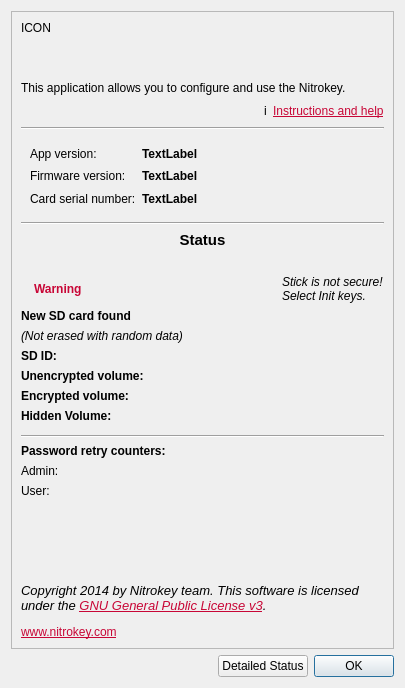
Qt form ui/aboutdialog.ui (Nitrokey/nitrokey-app) before a commit.
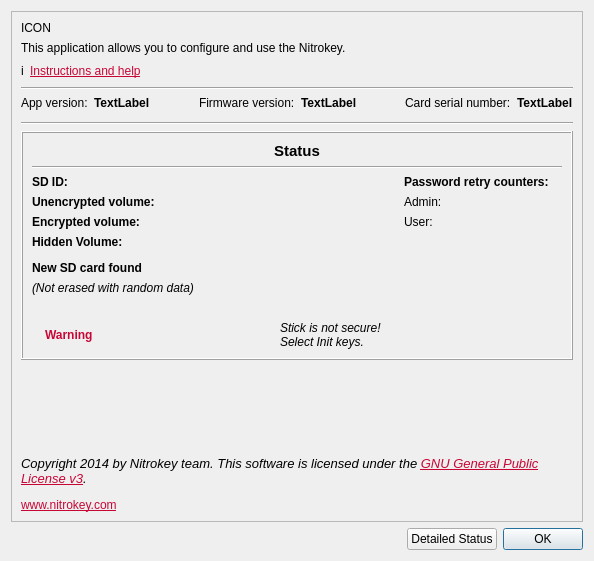
The same form after that commit. Icons and pictures are not drawn.

Commit message: about dialog final

Patch:
```diff
--- a/ui/aboutdialog.ui
+++ b/ui/aboutdialog.ui
@@ -6,8 +6,8 @@
    <rect>
     <x>0</x>
     <y>0</y>
-    <width>405</width>
-    <height>688</height>
+    <width>594</width>
+    <height>561</height>
    </rect>
   </property>
   <property name="sizePolicy">
@@ -29,10 +29,7 @@
   <property name="autoFillBackground">
    <bool>false</bool>
   </property>
-  <layout class="QVBoxLayout" name="verticalLayout_8">
-   <property name="sizeConstraint">
-    <enum>QLayout::SetMinimumSize</enum>
-   </property>
+  <layout class="QVBoxLayout" name="verticalLayout_2">
    <item>
     <widget class="QFrame" name="frame">
      <property name="sizePolicy">
@@ -64,7 +61,7 @@
         <item>
          <widget class="QLabel" name="label_7">
           <property name="text">
-           <string>&lt;html&gt;&lt;head/&gt;&lt;body&gt;&lt;p&gt;&lt;br/&gt;&lt;/p&gt;&lt;p&gt;This application allows you to configure and use the Nitrokey.&lt;/p&gt;&lt;/body&gt;&lt;/html&gt;</string>
+           <string>&lt;html&gt;&lt;head/&gt;&lt;body&gt;&lt;p&gt;This application allows you to configure and use the Nitrokey.&lt;/p&gt;&lt;/body&gt;&lt;/html&gt;</string>
           </property>
           <property name="alignment">
            <set>Qt::AlignLeading|Qt::AlignLeft|Qt::AlignTop</set>
@@ -76,19 +73,6 @@
         </item>
         <item>
          <layout class="QHBoxLayout" name="horizontalLayout_5">
-          <item>
-           <spacer name="horizontalSpacer_3">
-            <property name="orientation">
-             <enum>Qt::Horizontal</enum>
-            </property>
-            <property name="sizeHint" stdset="0">
-             <size>
-              <width>40</width>
-              <height>20</height>
-             </size>
-            </property>
-           </spacer>
-          </item>
           <item>
            <widget class="QLabel" name="info_icon">
             <property name="text">
@@ -103,6 +87,19 @@
             </property>
            </widget>
           </item>
+          <item>
+           <spacer name="horizontalSpacer_3">
+            <property name="orientation">
+             <enum>Qt::Horizontal</enum>
+            </property>
+            <property name="sizeHint" stdset="0">
+             <size>
+              <width>40</width>
+              <height>20</height>
+             </size>
+            </property>
+           </spacer>
+          </item>
          </layout>
         </item>
        </layout>
@@ -115,76 +112,94 @@
        </widget>
       </item>
       <item>
-       <widget class="QFrame" name="frame_2">
-        <property name="sizePolicy">
-         <sizepolicy hsizetype="MinimumExpanding" vsizetype="MinimumExpanding">
-          <horstretch>0</horstretch>
-          <verstretch>0</verstretch>
-         </sizepolicy>
-        </property>
-        <property name="frameShape">
-         <enum>QFrame::NoFrame</enum>
-        </property>
-        <property name="frameShadow">
-         <enum>QFrame::Plain</enum>
-        </property>
-        <layout class="QVBoxLayout" name="verticalLayout_5">
+       <layout class="QHBoxLayout" name="horizontalLayout_7">
          <item>
-          <layout class="QHBoxLayout" name="horizontalLayout_2">
-           <item>
-            <layout class="QVBoxLayout" name="verticalLayout">
-             <item>
+         <layout class="QFormLayout" name="formLayout_2">
+          <property name="fieldGrowthPolicy">
+           <enum>QFormLayout::AllNonFixedFieldsGrow</enum>
+          </property>
+          <item row="0" column="0">
               <widget class="QLabel" name="label_3">
                <property name="text">
                 <string>App version:</string>
                </property>
               </widget>
              </item>
+          <item row="0" column="1">
+           <widget class="QLabel" name="VersionLabel">
+            <property name="font">
+             <font>
+              <weight>75</weight>
+              <bold>true</bold>
+             </font>
+            </property>
+            <property name="text">
+             <string>TextLabel</string>
+            </property>
+           </widget>
+          </item>
+         </layout>
+        </item>
              <item>
+         <spacer name="horizontalSpacer_2">
+          <property name="orientation">
+           <enum>Qt::Horizontal</enum>
+          </property>
+          <property name="sizeHint" stdset="0">
+           <size>
+            <width>0</width>
+            <height>20</height>
+           </size>
+          </property>
+         </spacer>
+        </item>
+        <item>
+         <layout class="QFormLayout" name="formLayout_3">
+          <item row="0" column="0">
               <widget class="QLabel" name="label_4">
                <property name="text">
                 <string>Firmware version:</string>
                </property>
               </widget>
              </item>
+          <item row="0" column="1">
+           <widget class="QLabel" name="firmwareLabel">
+            <property name="font">
+             <font>
+              <weight>75</weight>
+              <bold>true</bold>
+             </font>
+            </property>
+            <property name="text">
+             <string>TextLabel</string>
+            </property>
+           </widget>
+          </item>
+         </layout>
+        </item>
              <item>
+         <spacer name="horizontalSpacer_8">
+          <property name="orientation">
+           <enum>Qt::Horizontal</enum>
+          </property>
+          <property name="sizeHint" stdset="0">
+           <size>
+            <width>0</width>
+            <height>20</height>
+           </size>
+          </property>
+         </spacer>
+        </item>
+        <item>
+         <layout class="QFormLayout" name="formLayout_4">
+          <item row="0" column="0">
               <widget class="QLabel" name="label_5">
                <property name="text">
                 <string>Card serial number:</string>
                </property>
               </widget>
              </item>
-            </layout>
-           </item>
-           <item>
-            <layout class="QVBoxLayout" name="verticalLayout_2">
-             <item>
-              <widget class="QLabel" name="VersionLabel">
-               <property name="font">
-                <font>
-                 <weight>75</weight>
-                 <bold>true</bold>
-                </font>
-               </property>
-               <property name="text">
-                <string>TextLabel</string>
-               </property>
-              </widget>
-             </item>
-             <item>
-              <widget class="QLabel" name="firmwareLabel">
-               <property name="font">
-                <font>
-                 <weight>75</weight>
-                 <bold>true</bold>
-                </font>
-               </property>
-               <property name="text">
-                <string>TextLabel</string>
-               </property>
-              </widget>
-             </item>
-             <item>
+          <item row="0" column="1">
               <widget class="QLabel" name="serialEdit">
                <property name="font">
                 <font>
@@ -199,23 +214,7 @@
              </item>
             </layout>
            </item>
-           <item>
-            <spacer name="horizontalSpacer_2">
-             <property name="orientation">
-              <enum>Qt::Horizontal</enum>
-             </property>
-             <property name="sizeHint" stdset="0">
-              <size>
-               <width>40</width>
-               <height>20</height>
-              </size>
-             </property>
-            </spacer>
-           </item>
-          </layout>
-         </item>
-        </layout>
-       </widget>
+       </layout>
       </item>
       <item>
        <widget class="Line" name="line_3">
@@ -225,6 +224,21 @@
        </widget>
       </item>
       <item>
+       <widget class="QFrame" name="frame_2">
+        <property name="sizePolicy">
+         <sizepolicy hsizetype="MinimumExpanding" vsizetype="MinimumExpanding">
+          <horstretch>0</horstretch>
+          <verstretch>0</verstretch>
+         </sizepolicy>
+        </property>
+        <property name="frameShape">
+         <enum>QFrame::Box</enum>
+        </property>
+        <property name="frameShadow">
+         <enum>QFrame::Raised</enum>
+        </property>
+        <layout class="QVBoxLayout" name="verticalLayout">
+         <item>
        <widget class="QLabel" name="label">
         <property name="font">
          <font>
@@ -242,110 +256,14 @@
        </widget>
       </item>
       <item>
-       <widget class="QLabel" name="DeviceStatusLabel">
-        <property name="sizePolicy">
-         <sizepolicy hsizetype="MinimumExpanding" vsizetype="Preferred">
-          <horstretch>0</horstretch>
-          <verstretch>0</verstretch>
-         </sizepolicy>
-        </property>
-        <property name="font">
-         <font>
-          <family>Courier New</family>
-         </font>
-        </property>
-        <property name="text">
-         <string/>
-        </property>
-        <property name="alignment">
-         <set>Qt::AlignHCenter|Qt::AlignTop</set>
-        </property>
-        <property name="textInteractionFlags">
-         <set>Qt::NoTextInteraction</set>
-        </property>
-       </widget>
-      </item>
-      <item>
-       <layout class="QHBoxLayout" name="horizontalLayout_4">
-        <property name="sizeConstraint">
-         <enum>QLayout::SetMinimumSize</enum>
-        </property>
-        <item>
-         <widget class="QLabel" name="warning_sign">
-          <property name="text">
-           <string/>
-          </property>
-         </widget>
-        </item>
-        <item>
-         <widget class="QLabel" name="label_12">
-          <property name="font">
-           <font>
-            <weight>75</weight>
-            <bold>true</bold>
-           </font>
-          </property>
-          <property name="text">
-           <string>&lt;span style=&quot;color:#c80636&quot;&gt;Warning&lt;/span&gt;</string>
-          </property>
-         </widget>
-        </item>
-        <item>
-         <spacer name="horizontalSpacer_4">
+          <widget class="Line" name="line">
           <property name="orientation">
            <enum>Qt::Horizontal</enum>
           </property>
-          <property name="sizeHint" stdset="0">
-           <size>
-            <width>0</width>
-            <height>0</height>
-           </size>
-          </property>
-         </spacer>
-        </item>
-        <item>
-         <widget class="QLabel" name="label_13">
-          <property name="font">
-           <font>
-            <italic>true</italic>
-           </font>
-          </property>
-          <property name="text">
-           <string>Stick is not secure!
-Select Init keys.</string>
-          </property>
-          <property name="wordWrap">
-           <bool>true</bool>
-          </property>
-         </widget>
-        </item>
-       </layout>
-      </item>
+          </widget>
+         </item>
       <item>
-       <widget class="QLabel" name="newsd_label">
-        <property name="font">
-         <font>
-          <weight>75</weight>
-          <bold>true</bold>
-         </font>
-        </property>
-        <property name="text">
-         <string>New SD card found</string>
-        </property>
-       </widget>
-      </item>
-      <item>
-       <widget class="QLabel" name="not_erased_sd_label">
-        <property name="font">
-         <font>
-          <italic>true</italic>
-         </font>
-        </property>
-        <property name="text">
-         <string>(Not erased with random data)</string>
-        </property>
-       </widget>
-      </item>
+          <layout class="QHBoxLayout" name="horizontalLayout_6">
       <item>
        <layout class="QFormLayout" name="storage_info">
         <property name="sizeConstraint">
@@ -450,56 +368,168 @@
        </layout>
       </item>
       <item>
-       <widget class="Line" name="line">
+            <spacer name="horizontalSpacer_6">
         <property name="orientation">
          <enum>Qt::Horizontal</enum>
         </property>
-       </widget>
-      </item>
-      <item>
-       <widget class="QLabel" name="label_2">
-        <property name="font">
-         <font>
-          <weight>75</weight>
-          <bold>true</bold>
-         </font>
-        </property>
-        <property name="text">
-         <string>Password retry counters:</string>
-        </property>
-       </widget>
+             <property name="sizeHint" stdset="0">
+              <size>
+               <width>0</width>
+               <height>20</height>
+              </size>
+             </property>
+            </spacer>
       </item>
       <item>
        <layout class="QFormLayout" name="formLayout">
-        <item row="0" column="0">
+             <item row="1" column="0">
          <widget class="QLabel" name="label1">
           <property name="text">
            <string>Admin:</string>
           </property>
          </widget>
         </item>
-        <item row="1" column="0">
+             <item row="2" column="0">
          <widget class="QLabel" name="label2">
           <property name="text">
            <string>User:</string>
           </property>
          </widget>
         </item>
-        <item row="0" column="1">
+             <item row="1" column="1">
          <widget class="QLabel" name="admin_retry_label">
           <property name="text">
            <string/>
           </property>
          </widget>
         </item>
-        <item row="1" column="1">
+             <item row="2" column="1">
          <widget class="QLabel" name="user_retry_label">
           <property name="text">
            <string/>
           </property>
          </widget>
         </item>
-       </layout>
+             <item row="0" column="0">
+              <widget class="QLabel" name="label_2">
+               <property name="font">
+                <font>
+                 <weight>75</weight>
+                 <bold>true</bold>
+                </font>
+               </property>
+               <property name="text">
+                <string>Password retry counters:</string>
+               </property>
+              </widget>
+             </item>
+            </layout>
+           </item>
+          </layout>
+         </item>
+         <item>
+          <widget class="QLabel" name="newsd_label">
+           <property name="font">
+            <font>
+             <weight>75</weight>
+             <bold>true</bold>
+            </font>
+           </property>
+           <property name="text">
+            <string>New SD card found</string>
+           </property>
+          </widget>
+         </item>
+         <item>
+          <widget class="QLabel" name="not_erased_sd_label">
+           <property name="font">
+            <font>
+             <italic>true</italic>
+            </font>
+           </property>
+           <property name="text">
+            <string>(Not erased with random data)</string>
+           </property>
+          </widget>
+         </item>
+         <item>
+          <widget class="QLabel" name="DeviceStatusLabel">
+           <property name="text">
+            <string/>
+           </property>
+          </widget>
+         </item>
+         <item>
+          <layout class="QHBoxLayout" name="horizontalLayout_4">
+           <property name="sizeConstraint">
+            <enum>QLayout::SetMinimumSize</enum>
+           </property>
+           <item>
+            <widget class="QLabel" name="warning_sign">
+             <property name="text">
+              <string/>
+             </property>
+            </widget>
+           </item>
+           <item>
+            <widget class="QLabel" name="label_12">
+             <property name="font">
+              <font>
+               <weight>75</weight>
+               <bold>true</bold>
+              </font>
+             </property>
+             <property name="text">
+              <string>&lt;span style=&quot;color:#c80636&quot;&gt;Warning&lt;/span&gt;</string>
+             </property>
+            </widget>
+           </item>
+           <item>
+            <spacer name="horizontalSpacer_4">
+             <property name="orientation">
+              <enum>Qt::Horizontal</enum>
+             </property>
+             <property name="sizeHint" stdset="0">
+              <size>
+               <width>0</width>
+               <height>0</height>
+              </size>
+             </property>
+            </spacer>
+           </item>
+           <item>
+            <widget class="QLabel" name="label_13">
+             <property name="font">
+              <font>
+               <italic>true</italic>
+              </font>
+             </property>
+             <property name="text">
+              <string>Stick is not secure!
+Select Init keys.</string>
+             </property>
+             <property name="wordWrap">
+              <bool>true</bool>
+             </property>
+            </widget>
+           </item>
+           <item>
+            <spacer name="horizontalSpacer_5">
+             <property name="orientation">
+              <enum>Qt::Horizontal</enum>
+             </property>
+             <property name="sizeHint" stdset="0">
+              <size>
+               <width>0</width>
+               <height>20</height>
+              </size>
+             </property>
+            </spacer>
+           </item>
+          </layout>
+         </item>
+        </layout>
+       </widget>
       </item>
       <item>
        <spacer name="verticalSpacer">
@@ -507,7 +537,7 @@
          <enum>Qt::Vertical</enum>
         </property>
         <property name="sizeType">
-         <enum>QSizePolicy::MinimumExpanding</enum>
+         <enum>QSizePolicy::Minimum</enum>
         </property>
         <property name="sizeHint" stdset="0">
          <size>
@@ -517,6 +547,19 @@
         </property>
        </spacer>
       </item>
+      <item>
+       <spacer name="verticalSpacer_4">
+        <property name="orientation">
+         <enum>Qt::Vertical</enum>
+        </property>
+        <property name="sizeHint" stdset="0">
+         <size>
+          <width>20</width>
+          <height>40</height>
+         </size>
+        </property>
+       </spacer>
+      </item>
       <item>
        <widget class="QLabel" name="AboutLabel_2">
         <property name="text">
```
Lines whose indentation alone changed are shown as unchanged. The commit also changes 2 other files.
